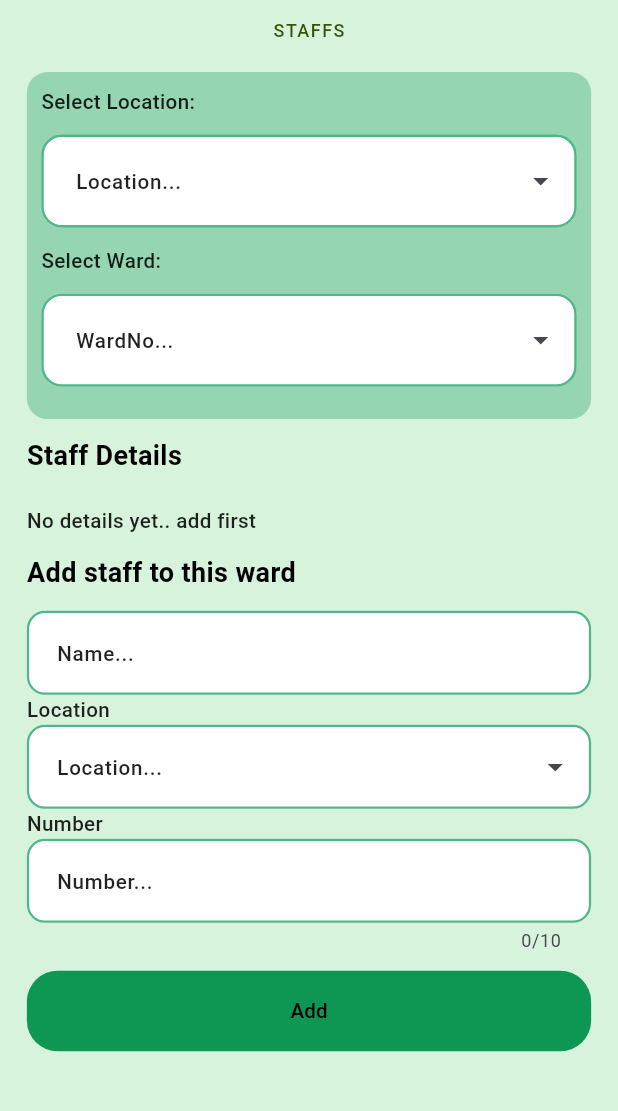
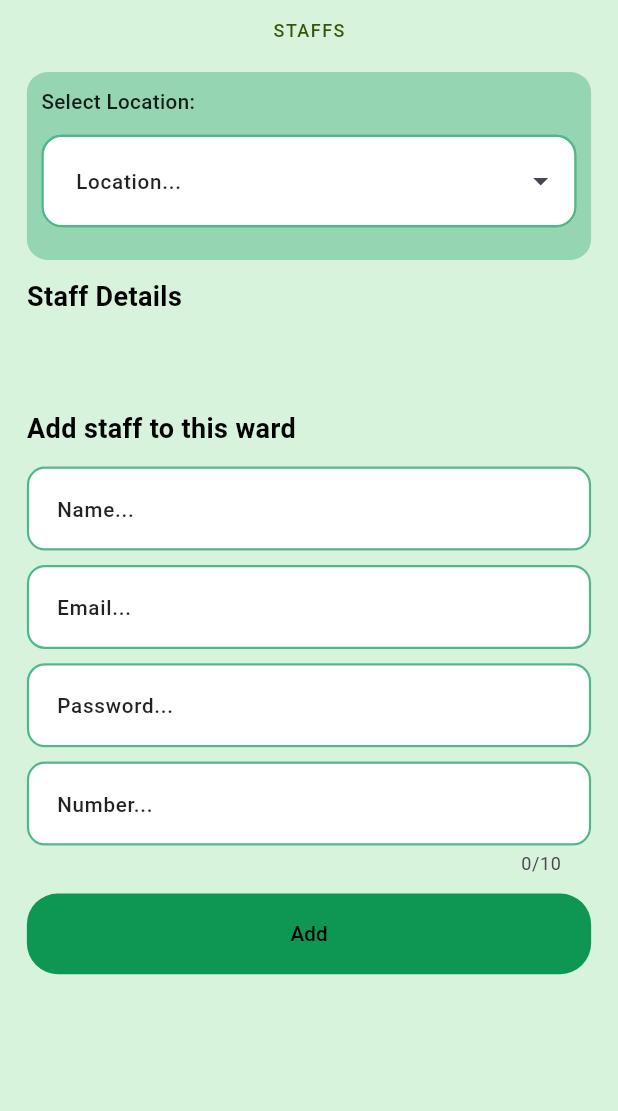
Before and after one commit to Rabin321/Safa-Sahar, a Flutter app: the AdminAddStaff widget shown alone on an empty page, opened directly, after a tap on "Add", on a phone screen of 412 x 824 dp, the part 84-1195 px from its top. Run offline on Flutter 3.47's test engine with Material 3 defaults, Android fonts, the light colour scheme and no system bars; our stand-ins replace dio, flutter_screenutil, flutter_svg, freezed_annotation, google_maps_flutter, motion_toast and 2 more; missing offline and left inert: flutter_polyline_points, responsive_grid_list; accounts and stored records are empty; network calls fail; Roboto replaces fonts that are missing (Outfit).

Commit message:
forgot password mail, add staff

```diff
--- /dev/null
+++ b/lib/domain/addStaff/addStaffApi/addStaffApi.dart
@@ -0,0 +1,31 @@
+import 'package:finalyear/domain/addStaff/addStaffModel/addStaffModel.dart';
+import 'package:finalyear/domain/signup/http_services.dart';
+import 'package:finalyear/utils/urls.dart';
+import 'package:flutter/cupertino.dart';
+import 'package:dio/dio.dart';
+
+class AddStaffApi {
+  Future<bool> register(AddStaffModel user) async {
+    bool isRegister = false;
+    Response response;
+    var url = baseUrl + addStaff;
+    var dio = HttpServices().getDioInstance();
+    try {
+      response = await dio.post(
+        url,
+        data: user.toJson(),
+      );
+      if (response.statusCode == 200) {
+        print("Response data isss addstaffapi: ${response.data}");
+        return true;
+      } else {
+        debugPrint("Received status code: ${response.statusCode}");
+        debugPrint("Response data: ${response.data}");
+      }
+    } catch (e) {
+      debugPrint("Error: ${e.toString()}");
+    }
+
+    return isRegister;
+  }
+}
--- /dev/null
+++ b/lib/domain/addStaff/addStaffModel/addStaffModel.dart
@@ -0,0 +1,24 @@
+import 'package:freezed_annotation/freezed_annotation.dart';
+import 'dart:convert';
+
+part 'addStaffModel.freezed.dart';
+part 'addStaffModel.g.dart';
+
+@freezed
+class AddStaffModel with _$AddStaffModel {
+  const factory AddStaffModel({
+    required String name,
+    required String email,
+    required String password,
+    required String location,
+    int? houseno,
+    int? wardno,
+    String? role,
+    int? isAdmin,
+    int? isStaff,
+    required String phone,
+  }) = _AddStaffModel;
+
+  factory AddStaffModel.fromJson(Map<String, dynamic> json) =>
+      _$AddStaffModelFromJson(json);
+}
--- /dev/null
+++ b/lib/domain/addStaff/addStaffRepository/addStaffRepository.dart
@@ -0,0 +1,10 @@
+import 'package:finalyear/domain/addStaff/addStaffApi/addStaffApi.dart';
+import 'package:finalyear/domain/addStaff/addStaffModel/addStaffModel.dart';
+import 'package:finalyear/domain/signup/signupApi/signupApi.dart';
+import 'package:finalyear/domain/signup/signupModel/signUpModel.dart';
+
+class StaffRepository {
+  Future<bool> register(AddStaffModel user) async {
+    return await AddStaffApi().register(user);
+  }
+}
--- a/lib/presentation/screens/adminside/addstaff/ui/addstaff.dart
+++ b/lib/presentation/screens/adminside/addstaff/ui/addstaff.dart
@@ -1,4 +1,6 @@
 import 'package:finalyear/components/constants.dart';
+import 'package:finalyear/domain/addStaff/addStaffModel/addStaffModel.dart';
+import 'package:finalyear/domain/addStaff/addStaffRepository/addStaffRepository.dart';
 import 'package:finalyear/presentation/screens/adminside/addstaff/model/contents.dart';
 import 'package:finalyear/presentation/screens/adminside/addstaff/ui/staffform.dart';
 import 'package:finalyear/presentation/screens/signup/widgets/methods.dart';
@@ -7,6 +9,7 @@ import 'package:finalyear/widgets/my_text_field.dart';
 import 'package:flutter/material.dart';
 
 import 'package:flutter_screenutil/flutter_screenutil.dart';
+import 'package:motion_toast/motion_toast.dart';
 
 class AdminAddStaff extends StatefulWidget {
   const AdminAddStaff({super.key});
@@ -18,26 +21,78 @@ class AdminAddStaff extends StatefulWidget {
 class _AdminAddStaffState extends State<AdminAddStaff> {
   TextEditingController locationController = TextEditingController();
   TextEditingController nameController = TextEditingController();
+  TextEditingController emailController = TextEditingController();
+  TextEditingController passwordController = TextEditingController();
+
   TextEditingController numberController = TextEditingController();
+  TextEditingController housenoController = TextEditingController();
+  TextEditingController wardnoController = TextEditingController();
+
   List<AddStaff> addstaff = List.empty(growable: true);
   int selectedIndex = -1;
   @override
+  @override
+  void dispose() {
+    locationController.dispose();
+    nameController.dispose();
+    emailController.dispose();
+    passwordController.dispose();
+    numberController.dispose();
+
+    super.dispose();
+  }
+
+  _registerStaff() async {
+    try {
+      StaffRepository staffRepository = StaffRepository();
+      bool isRegister = await staffRepository.register(AddStaffModel(
+        name: nameController.text,
+        email: emailController.text,
+        password: passwordController.text,
+        phone: numberController.text,
+        location: locationController.text,
+        houseno: 100, //test
+        wardno: 3, //test
+        isAdmin: 0,
+        isStaff: 1,
+      ));
+
+      if (isRegister) {
+        print("Staff addded successfully");
+        // AuthController.login();
+      }
+      //  else {
+      //   MotionToast.error(
+      //           height: 50.h,
+      //           animationDuration: const Duration(milliseconds: 300),
+      //           description: const Text("Something went wrong"))
+      //       .show(context);
+      // }
+    } catch (e) {
+      MotionToast.error(
+        height: 50.h,
+        animationDuration: const Duration(milliseconds: 300),
+        description: Text("Error:${e.toString()}"),
+      ).show(context);
+    }
+  }
+
   Widget build(BuildContext context) {
-    // List<Map<String, dynamic>> staffData = [
-    //   {
-    //     'id': '1',
-    //     'name': 'John Doe',
-    //     'number': '1234567890',
-    //     'location': 'Maitdevi'
-    //   },
-    //   {
-    //     'id': '2',
-    //     'name': 'Jane Smith',
-    //     'number': '9876543210',
-    //     'location': 'Maitidevi'
-    //   },
-    //   // add more staff data as needed
-    // ];
+    List<Map<String, dynamic>> staffData = [
+      {
+        'id': '1',
+        'name': 'John Doe',
+        'number': '1234567890',
+        'location': 'Maitdevi'
+      },
+      {
+        'id': '2',
+        'name': 'Jane Smith',
+        'number': '9876543210',
+        'location': 'Maitidevi'
+      },
+      // add more staff data as needed
+    ];
     //double screenHeight = MediaQuery.of(context).size.height;
     return AdminAppBarWithDrawer(
       title: 'ADMIN',
@@ -59,6 +114,7 @@ class _AdminAddStaffState extends State<AdminAddStaff> {
             buildLocationSelectionWidget(
               context: context,
               locationController: TextEditingController(),
+              housenoController: TextEditingController(),
               wardnoController: TextEditingController(),
               formKey: GlobalKey<FormState>(),
             ),
@@ -67,14 +123,9 @@ class _AdminAddStaffState extends State<AdminAddStaff> {
               child: Column(
                 crossAxisAlignment: CrossAxisAlignment.start,
                 children: [
-                  const SizedBox(height: 20),
-                  addstaff.isEmpty
-                      ? Text(
-                          'No details yet.. add first',
-                          style: kBodyText,
-                        )
-                      : Container(
-                          height: 100,
+                  // const SizedBox(height: 20),
+                  Container(
+                    height: 50,
                     width: double.infinity,
                     child: Expanded(
                       child: ListView.builder(
@@ -154,36 +205,52 @@ class _AdminAddStaffState extends State<AdminAddStaff> {
                       controller: nameController,
                       decoration: kTextFieldDecoration.copyWith(
                           hintText: 'Name...', hintStyle: kBodyText)),
+                  Padding(
+                    padding: EdgeInsets.only(top: 8.h),
+                    child: TextField(
+                        controller: emailController,
+                        decoration: kTextFieldDecoration.copyWith(
+                            hintText: 'Email...', hintStyle: kBodyText)),
+                  ),
+                  Padding(
+                    padding: EdgeInsets.only(top: 8.h),
+                    child: TextField(
+                        controller: passwordController,
+                        decoration: kTextFieldDecoration.copyWith(
+                            hintText: 'Password...', hintStyle: kBodyText)),
+                  ),
+                  // Column(
+                  //   crossAxisAlignment: CrossAxisAlignment.start,
+                  //   children: [
+                  //     Text(
+                  //       'Location',
+                  //       style: kBodyText,
+                  //     ),
+                  //     TextFormField(
+                  //       controller: locationController,
+                  //       decoration: kTextFieldDecoration.copyWith(
+                  //           hintText: 'Location...',
+                  //           hintStyle: kBodyText,
+                  //           suffixIcon: IconButton(
+                  //             icon: const Icon(Icons.arrow_drop_down),
+                  //             onPressed: () {
+                  //               location(context, locationController);
+                  //             },
+                  //           )),
+                  //       readOnly: false,
+                  //     ),
+                  //   ],
+                  // ),
                   Column(
                     crossAxisAlignment: CrossAxisAlignment.start,
                     children: [
-                      Text(
-                        'Location',
-                        style: kBodyText,
-                      ),
-                      TextFormField(
-                        controller: locationController,
-                        decoration: kTextFieldDecoration.copyWith(
-                            hintText: 'Location...',
-                            hintStyle: kBodyText,
-                            suffixIcon: IconButton(
-                              icon: const Icon(Icons.arrow_drop_down),
-                              onPressed: () {
-                                location(context, locationController);
-                              },
-                            )),
-                        readOnly: false,
-                      ),
-                    ],
-                  ),
-                  Column(
-                    crossAxisAlignment: CrossAxisAlignment.start,
-                    children: [
-                      Text(
-                        'Number',
-                        style: kBodyText,
-                      ),
-                      TextFormField(
+                      // Text(
+                      //   'Number',
+                      //   style: kBodyText,
+                      // ),
+                      Padding(
+                        padding: EdgeInsets.only(top: 8.h),
+                        child: TextFormField(
                           controller: numberController,
                           keyboardType: TextInputType.number,
                           maxLength: 10,
@@ -191,26 +258,33 @@ class _AdminAddStaffState extends State<AdminAddStaff> {
                               hintText: "Number...", hintStyle: kBodyText),
                           validator: Validator.requiredValidator,
                         ),
+                      ),
                     ],
                   ),
-
                   CustomAddButton(
                     name: "Add",
                     onPressed: () {
-                      String name = nameController.text.trim();
-                      String location = locationController.text.trim();
-                      String number = numberController.text.trim();
-                      if (name.isNotEmpty &&
-                          location.isNotEmpty &&
-                          number.isNotEmpty) {
-                        setState(() {
-                          nameController.text = '';
-                          locationController.text = '';
-                          numberController.text = '';
-                          addstaff.add(AddStaff(
-                              name: name, location: location, number: number));
-                        });
-                      }
+                      // if (nameController.text.isNotEmpty &&
+                      //     locationController.text.isNotEmpty &&
+                      //     numberController.text.isNotEmpty &&
+                      //     emailController.text.isNotEmpty &&
+                      //     passwordController.text.isNotEmpty) {
+                      _registerStaff();
+
+                      nameController.clear();
+                      locationController.clear();
+                      numberController.clear();
+                      emailController.clear();
+                      passwordController.clear();
+
+                      // } else {
+                      //   MotionToast.error(
+                      //           height: 50.h,
+                      //           animationDuration:
+                      //               const Duration(milliseconds: 300),
+                      //           description: const Text("Something went wrong"))
+                      //       .show(context);
+                      // }
                     },
                   ),
                 ],
@@ -279,6 +353,7 @@ Widget buildLocationSelectionWidget({
   required BuildContext context,
   required TextEditingController locationController,
   required TextEditingController wardnoController,
+  required TextEditingController housenoController,
   required GlobalKey<FormState> formKey,
 }) {
   return Padding(
@@ -310,19 +385,32 @@ Widget buildLocationSelectionWidget({
                   isEditable: false,
                   onChanged: (value) {},
                 ),
-                Text("Select Ward:", style: kHeadline),
-                MyTextField(
-                  hintText: 'WardNo...',
-                  controller: wardnoController,
-                  inputType: TextInputType.text,
-                  onDropdownPressed: () {
-                    wardno(context, wardnoController);
-                  },
-                  formKey: formKey,
-                  showDropdownIcon: true,
-                  isEditable: false,
-                  onChanged: (value) {},
-                ),
+                // Text("Select Ward:", style: kHeadline),
+                // MyTextField(
+                //   hintText: 'WardNo...',
+                //   controller: wardnoController,
+                //   inputType: TextInputType.text,
+                //   onDropdownPressed: () {
+                //     wardno(context, wardnoController);
+                //   },
+                //   formKey: formKey,
+                //   showDropdownIcon: true,
+                //   isEditable: false,
+                //   onChanged: (value) {},
+                // ),
+                // Text("Select House no:", style: kHeadline),
+                // MyTextField(
+                //   hintText: 'Houseno...',
+                //   controller: housenoController,
+                //   inputType: TextInputType.text,
+                //   onDropdownPressed: () {
+                //     houseno(context, housenoController);
+                //   },
+                //   formKey: formKey,
+                //   showDropdownIcon: true,
+                //   isEditable: false,
+                //   onChanged: (value) {},
+                // ),
               ],
             ),
           ),
--- a/lib/utils/urls.dart
+++ b/lib/utils/urls.dart
@@ -5,3 +5,4 @@ const loginUrl = '/login';
 const otpVerifyUrl = 'otp/verify/';
 
 const forgotPasswordUrl = '/forget-password';
+const addStaff = '/add-staff';
```
Also changed, not shown: lib/domain/addStaff/addStaffModel/addStaffModel.freezed.dart (added), lib/domain/addStaff/addStaffModel/addStaffModel.g.dart (added). Lines whose indentation alone changed are shown as unchanged.
